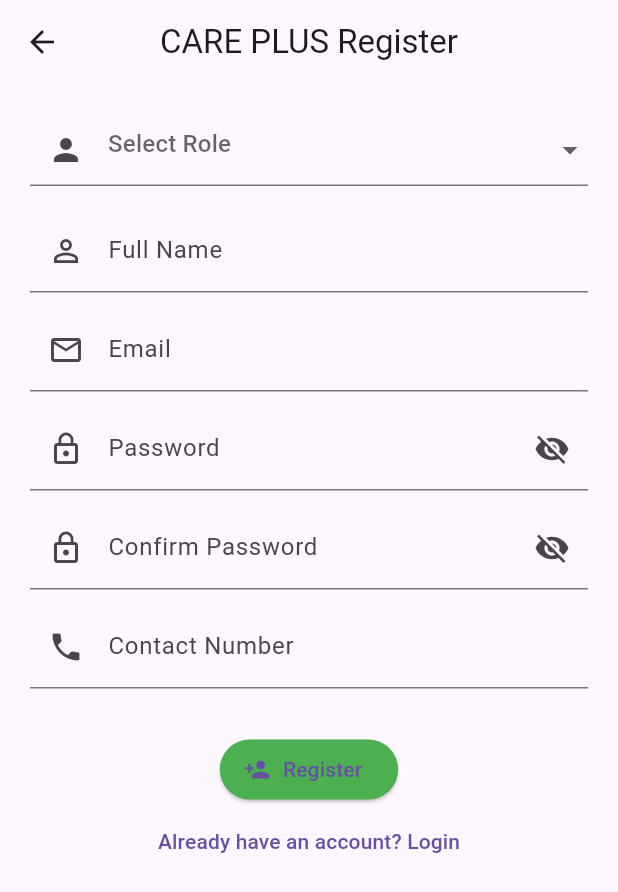
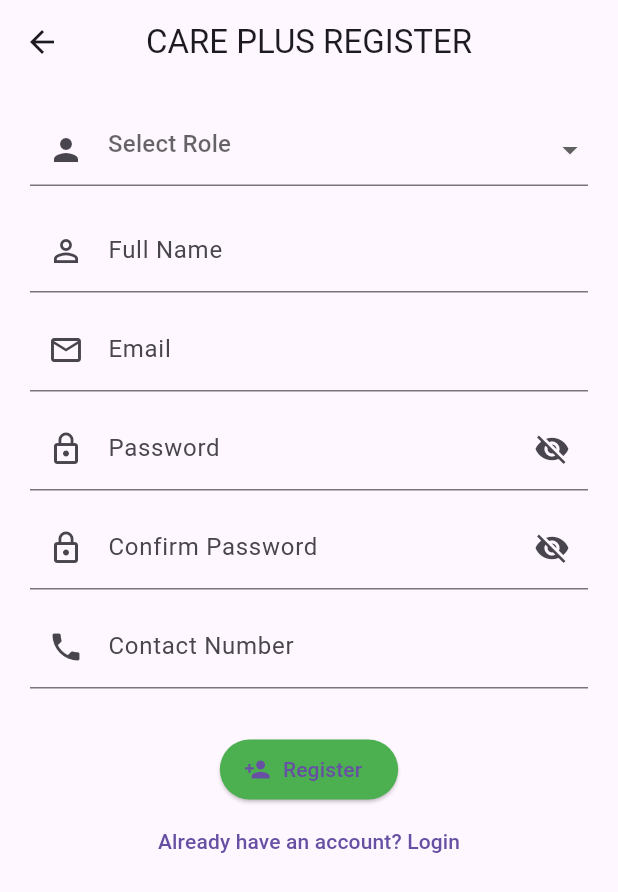
Before and after one commit to SECJ3623-MAP-24252/map-group-project-family-guy, a Flutter app: the SignUpScreen screen opened by its route, on a phone screen of 412 x 824 dp. Shown: the top 892 px of the screen. Run offline on Flutter 3.47's test engine with Material 3 defaults, Android fonts, the phone set to English and light mode, and no system bars.

Commit message:
Update signup.dart
change register to REGISTER

```diff
--- a/Care+/lib/signup.dart
+++ b/Care+/lib/signup.dart
@@ -47,7 +47,7 @@ class _SignUpScreenState extends State<SignUpScreen> {
   @override
   Widget build(BuildContext context) {
     return Scaffold(
-      appBar: AppBar(title: Text("CARE PLUS Register"), centerTitle: true),
+      appBar: AppBar(title: Text("CARE PLUS REGISTER"), centerTitle: true),
       body: SingleChildScrollView(
         padding: EdgeInsets.all(20),
         child: Form(
```
